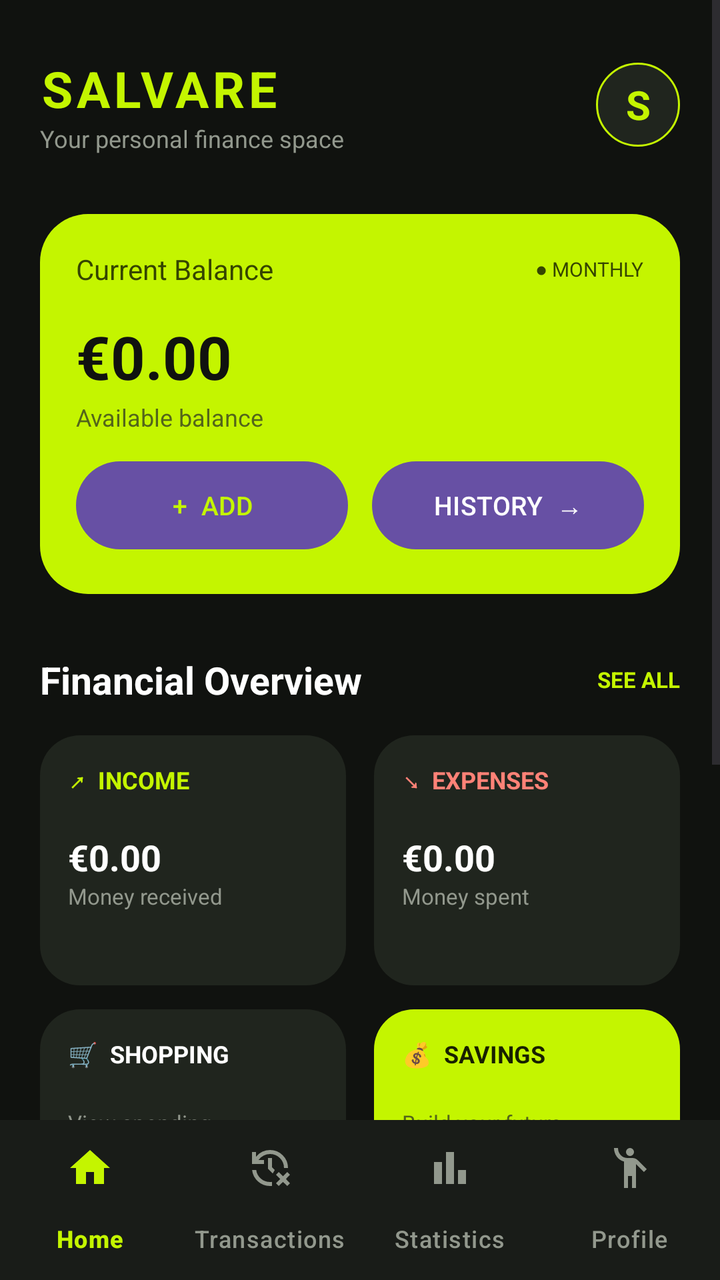
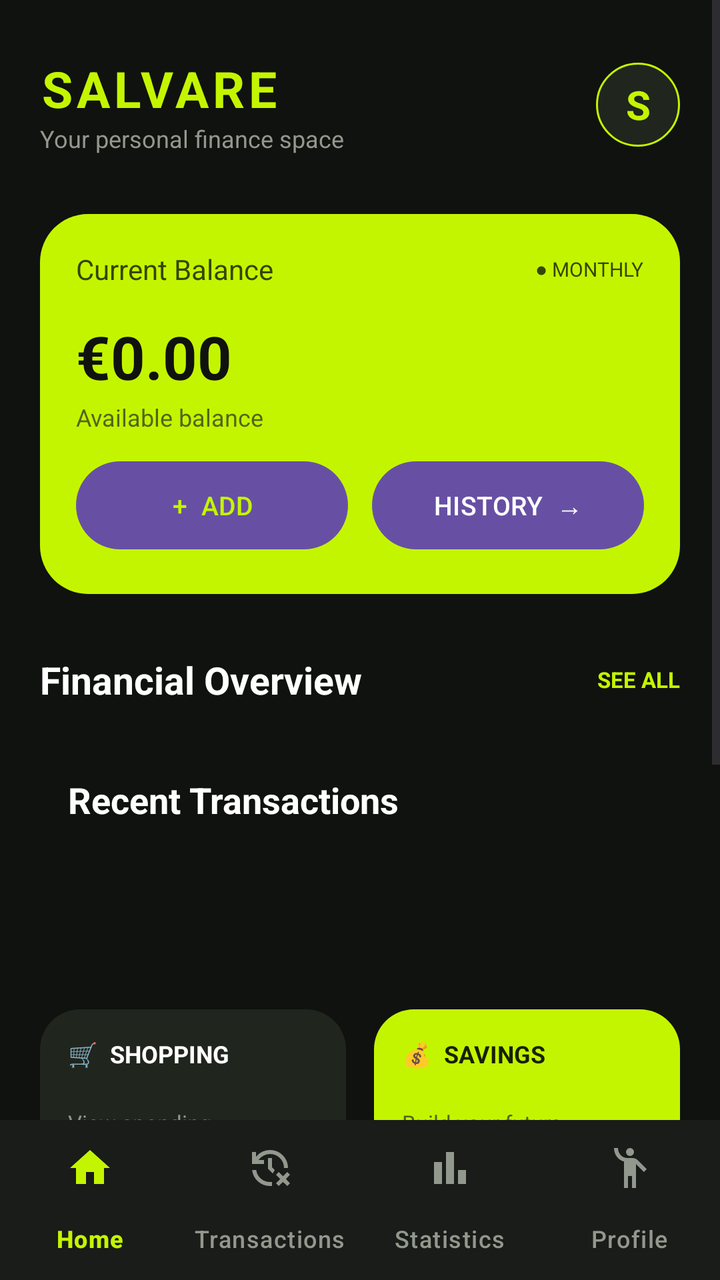

Screens rendered from an Android XML layout before and after an edit, with the pre-edit source and the edit as a unified diff.
<!-- AndroidManifest.xml: application theme Theme.SALVAre -->
<!-- res/layout/activity_main.xml -->
<?xml version="1.0" encoding="utf-8"?>
<LinearLayout
    xmlns:android="http://schemas.android.com/apk/res/android"
    xmlns:app="http://schemas.android.com/apk/res-auto"
    android:layout_width="match_parent"
    android:layout_height="match_parent"
    android:orientation="vertical"
    android:background="#10120F">

    
    <ScrollView
        android:layout_width="match_parent"
        android:layout_height="0dp"
        android:layout_weight="1"
        android:background="#10120F"
        android:fillViewport="true">

        <LinearLayout
            android:layout_width="match_parent"
            android:layout_height="wrap_content"
            android:orientation="vertical"
            android:padding="20dp">

            
            <LinearLayout
                android:layout_width="match_parent"
                android:layout_height="65dp"
                android:gravity="center_vertical"
                android:orientation="horizontal">

                <LinearLayout
                    android:layout_width="0dp"
                    android:layout_height="wrap_content"
                    android:layout_weight="1"
                    android:orientation="vertical">

                    <TextView
                        android:layout_width="wrap_content"
                        android:layout_height="wrap_content"
                        android:text="SALVARE"
                        android:textColor="#C4F500"
                        android:textSize="25sp"
                        android:textStyle="bold"
                        android:letterSpacing="0.08" />

                    <TextView
                        android:layout_width="wrap_content"
                        android:layout_height="wrap_content"
                        android:text="Your personal finance space"
                        android:textColor="#92988D"
                        android:textSize="12sp" />

                </LinearLayout>

                <TextView
                    android:layout_width="42dp"
                    android:layout_height="42dp"
                    android:background="@drawable/bg_avatar"
                    android:gravity="center"
                    android:text="S"
                    android:textColor="#C4F500"
                    android:textSize="20sp"
                    android:textStyle="bold" />

            </LinearLayout>

            
            <LinearLayout
                android:layout_width="match_parent"
                android:layout_height="wrap_content"
                android:minHeight="190dp"
                android:layout_marginTop="22dp"
                android:background="@drawable/bg_balance_card"
                android:orientation="vertical"
                android:padding="18dp">

                <LinearLayout
                    android:layout_width="match_parent"
                    android:layout_height="wrap_content"
                    android:gravity="center_vertical"
                    android:orientation="horizontal">

                    <TextView
                        android:layout_width="0dp"
                        android:layout_height="wrap_content"
                        android:layout_weight="1"
                        android:text="Current Balance"
                        android:textColor="#354500"
                        android:textSize="14sp" />

                    <TextView
                        android:layout_width="wrap_content"
                        android:layout_height="wrap_content"
                        android:text="● MONTHLY"
                        android:textColor="#354500"
                        android:textSize="10sp" />

                </LinearLayout>

                <TextView
                    android:id="@+id/balanceText"
                    android:layout_width="match_parent"
                    android:layout_height="wrap_content"
                    android:layout_marginTop="14dp"
                    android:text="€0.00"
                    android:textColor="#10120F"
                    android:textSize="30sp"
                    android:textStyle="bold"
                    android:singleLine="true"
                    android:autoSizeTextType="uniform"
                    android:autoSizeMinTextSize="21sp"
                    android:autoSizeMaxTextSize="30sp"
                    android:autoSizeStepGranularity="1sp" />

                <TextView
                    android:layout_width="wrap_content"
                    android:layout_height="wrap_content"
                    android:layout_marginTop="2dp"
                    android:text="Available balance"
                    android:textColor="#53651A"
                    android:textSize="12sp" />

                
                <LinearLayout
                    android:layout_width="match_parent"
                    android:layout_height="44dp"
                    android:layout_marginTop="14dp"
                    android:orientation="horizontal">

                    <Button
                        android:id="@+id/addButton"
                        android:layout_width="0dp"
                        android:layout_height="match_parent"
                        android:layout_weight="1"
                        android:layout_marginEnd="6dp"
                        android:background="@drawable/bg_dark_button"
                        android:text="+  ADD"
                        android:textAllCaps="false"
                        android:textColor="#C4F500"
                        android:textSize="13sp"
                        android:minHeight="0dp"
                        android:padding="0dp" />

                    <Button
                        android:id="@+id/historyButton"
                        android:layout_width="0dp"
                        android:layout_height="match_parent"
                        android:layout_weight="1"
                        android:layout_marginStart="6dp"
                        android:background="@drawable/bg_dark_button"
                        android:text="HISTORY  →"
                        android:textAllCaps="false"
                        android:textColor="#FFFFFF"
                        android:textSize="13sp"
                        android:minHeight="0dp"
                        android:padding="0dp" />

                </LinearLayout>

            </LinearLayout>

            
            <LinearLayout
                android:layout_width="match_parent"
                android:layout_height="wrap_content"
                android:layout_marginTop="30dp"
                android:gravity="center_vertical"
                android:orientation="horizontal">

                <TextView
                    android:layout_width="0dp"
                    android:layout_height="wrap_content"
                    android:layout_weight="1"
                    android:text="Financial Overview"
                    android:textColor="#FFFFFF"
                    android:textSize="19sp"
                    android:textStyle="bold" />

                <TextView
                    android:layout_width="wrap_content"
                    android:layout_height="wrap_content"
                    android:text="SEE ALL"
                    android:textColor="#C4F500"
                    android:textSize="11sp"
                    android:textStyle="bold" />

            </LinearLayout>

            
            <LinearLayout
                android:layout_width="match_parent"
                android:layout_height="wrap_content"
                android:layout_marginTop="15dp"
                android:orientation="horizontal">

                
                <LinearLayout
                    android:layout_width="0dp"
                    android:layout_height="125dp"
                    android:layout_weight="1"
                    android:layout_marginEnd="7dp"
                    android:background="@drawable/bg_dark_card"
                    android:orientation="vertical"
                    android:padding="14dp">

                    <TextView
                        android:layout_width="wrap_content"
                        android:layout_height="wrap_content"
                        android:text="↗  INCOME"
                        android:textColor="#C4F500"
                        android:textSize="12sp"
                        android:textStyle="bold" />

                    <TextView
                        android:id="@+id/incomeText"
                        android:layout_width="match_parent"
                        android:layout_height="wrap_content"
                        android:layout_marginTop="18dp"
                        android:text="€0.00"
                        android:textColor="#FFFFFF"
                        android:textSize="18sp"
                        android:textStyle="bold"
                        android:singleLine="true"
                        android:autoSizeTextType="uniform"
                        android:autoSizeMinTextSize="14sp"
                        android:autoSizeMaxTextSize="18sp"
                        android:autoSizeStepGranularity="1sp" />

                    <TextView
                        android:layout_width="wrap_content"
                        android:layout_height="wrap_content"
                        android:text="Money received"
                        android:textColor="#92988D"
                        android:textSize="11sp" />

                </LinearLayout>

                
                <LinearLayout
                    android:layout_width="0dp"
                    android:layout_height="125dp"
                    android:layout_weight="1"
                    android:layout_marginStart="7dp"
                    android:background="@drawable/bg_dark_card"
                    android:orientation="vertical"
                    android:padding="14dp">

                    <TextView
                        android:layout_width="wrap_content"
                        android:layout_height="wrap_content"
                        android:text="↘  EXPENSES"
                        android:textColor="#FF8277"
                        android:textSize="12sp"
                        android:textStyle="bold" />

                    <TextView
                        android:id="@+id/expenseText"
                        android:layout_width="match_parent"
                        android:layout_height="wrap_content"
                        android:layout_marginTop="18dp"
                        android:text="€0.00"
                        android:textColor="#FFFFFF"
                        android:textSize="18sp"
                        android:textStyle="bold"
                        android:singleLine="true"
                        android:autoSizeTextType="uniform"
                        android:autoSizeMinTextSize="14sp"
                        android:autoSizeMaxTextSize="18sp"
                        android:autoSizeStepGranularity="1sp" />

                    <TextView
                        android:layout_width="wrap_content"
                        android:layout_height="wrap_content"
                        android:text="Money spent"
                        android:textColor="#92988D"
                        android:textSize="11sp" />

                </LinearLayout>

            </LinearLayout>

            
            <LinearLayout
                android:layout_width="match_parent"
                android:layout_height="wrap_content"
                android:layout_marginTop="12dp"
                android:orientation="horizontal">

                
                <LinearLayout
                    android:layout_width="0dp"
                    android:layout_height="115dp"
                    android:layout_weight="1"
                    android:layout_marginEnd="7dp"
                    android:background="@drawable/bg_dark_card"
                    android:orientation="vertical"
                    android:padding="14dp">

                    <TextView
                        android:layout_width="wrap_content"
                        android:layout_height="wrap_content"
                        android:text="🛒  SHOPPING"
                        android:textColor="#FFFFFF"
                        android:textSize="12sp"
                        android:textStyle="bold" />

                    <TextView
                        android:layout_width="wrap_content"
                        android:layout_height="wrap_content"
                        android:layout_marginTop="19dp"
                        android:text="View spending"
                        android:textColor="#92988D"
                        android:textSize="11sp" />

                </LinearLayout>

                
                <LinearLayout
                    android:layout_width="0dp"
                    android:layout_height="115dp"
                    android:layout_weight="1"
                    android:layout_marginStart="7dp"
                    android:background="@drawable/bg_lime_card"
                    android:orientation="vertical"
                    android:padding="14dp">

                    <TextView
                        android:layout_width="wrap_content"
                        android:layout_height="wrap_content"
                        android:text="💰  SAVINGS"
                        android:textColor="#182000"
                        android:textSize="12sp"
                        android:textStyle="bold" />

                    <TextView
                        android:layout_width="wrap_content"
                        android:layout_height="wrap_content"
                        android:layout_marginTop="19dp"
                        android:text="Build your future"
                        android:textColor="#53651A"
                        android:textSize="11sp" />

                </LinearLayout>

            </LinearLayout>

            
            <LinearLayout
                android:layout_width="match_parent"
                android:layout_height="wrap_content"
                android:layout_marginTop="12dp"
                android:orientation="horizontal">

                
                <LinearLayout
                    android:layout_width="0dp"
                    android:layout_height="115dp"
                    android:layout_weight="1"
                    android:layout_marginEnd="7dp"
                    android:background="@drawable/bg_dark_card"
                    android:orientation="vertical"
                    android:padding="14dp">

                    <TextView
                        android:layout_width="wrap_content"
                        android:layout_height="wrap_content"
                        android:text="🚗  TRANSPORT"
                        android:textColor="#FFFFFF"
                        android:textSize="12sp"
                        android:textStyle="bold" />

                    <TextView
                        android:layout_width="wrap_content"
                        android:layout_height="wrap_content"
                        android:layout_marginTop="19dp"
                        android:text="Travel expenses"
                        android:textColor="#92988D"
                        android:textSize="11sp" />

                </LinearLayout>

                
                <LinearLayout
                    android:layout_width="0dp"
                    android:layout_height="115dp"
                    android:layout_weight="1"
                    android:layout_marginStart="7dp"
                    android:background="@drawable/bg_dark_card"
                    android:orientation="vertical"
                    android:padding="14dp">

                    <TextView
                        android:layout_width="wrap_content"
                        android:layout_height="wrap_content"
                        android:text="🏠  BILLS"
                        android:textColor="#FFFFFF"
                        android:textSize="12sp"
                        android:textStyle="bold" />

                    <TextView
                        android:layout_width="wrap_content"
                        android:layout_height="wrap_content"
                        android:layout_marginTop="19dp"
                        android:text="Monthly payments"
                        android:textColor="#92988D"
                        android:textSize="11sp" />

                </LinearLayout>

            </LinearLayout>

            
            <TextView
                android:layout_width="match_parent"
                android:layout_height="wrap_content"
                android:layout_marginTop="25dp"
                android:layout_marginBottom="15dp"
                android:gravity="center"
                android:text="SALVARE  •  SAVE SMARTER, LIVE BETTER"
                android:textColor="#697267"
                android:textSize="10sp"
                android:letterSpacing="0.08" />

        </LinearLayout>

    </ScrollView>

    
    <com.google.android.material.bottomnavigation.BottomNavigationView
        android:id="@+id/bottomNavigation"
        android:layout_width="match_parent"
        android:layout_height="wrap_content"
        android:background="#191C18"
        app:itemIconTint="@color/nav_item_color"
        app:itemTextColor="@color/nav_item_color"
        app:labelVisibilityMode="labeled"
        app:menu="@menu/bottom_nav_menu" />

</LinearLayout>
<!-- resources referenced by this layout -->
<resources>
  <!-- drawable bg_avatar (drawable) -->
  <?xml version="1.0" encoding="utf-8"?>
  <shape xmlns:android="http://schemas.android.com/apk/res/android">
      <solid android:color="#20251E"/>
      <corners android:radius="50dp"/>
      <stroke
          android:width="1dp"
          android:color="#C4F500"/>
  </shape>
  <!-- drawable bg_balance_card (drawable) -->
  <?xml version="1.0" encoding="utf-8"?>
  <shape xmlns:android="http://schemas.android.com/apk/res/android">
      <solid android:color="#C4F500"/>
      <corners android:radius="24dp"/>
  </shape>
  <!-- drawable bg_dark_button (drawable) -->
  <?xml version="1.0" encoding="utf-8"?>
  <shape xmlns:android="http://schemas.android.com/apk/res/android">
      <solid android:color="#171D13"/>
      <corners android:radius="30dp"/>
  </shape>
  <!-- drawable bg_dark_card (drawable) -->
  <?xml version="1.0" encoding="utf-8"?>
  <shape xmlns:android="http://schemas.android.com/apk/res/android">
      <solid android:color="#20251E"/>
      <corners android:radius="20dp"/>
  </shape>
  <!-- drawable bg_lime_card (drawable) -->
  <?xml version="1.0" encoding="utf-8"?>
  <shape xmlns:android="http://schemas.android.com/apk/res/android">
      <solid android:color="#C4F500"/>
      <corners android:radius="20dp"/>
  </shape>
  <style name="Theme.SALVAre" parent="Base.Theme.SALVAre" />
  <style name="Base.Theme.SALVAre" parent="Theme.Material3.DayNight.NoActionBar">
          
          
      </style>
</resources>

<!-- the commit's change to res/layout/activity_main.xml (unified diff, before → after) -->
@@ -277,6 +277,32 @@
 
                 </LinearLayout>
 
+                <LinearLayout
+                    android:layout_width="match_parent"
+                    android:layout_height="wrap_content"
+                    android:orientation="vertical"
+                    android:layout_marginTop="20dp">
+
+                    <TextView
+                        android:layout_width="match_parent"
+                        android:layout_height="wrap_content"
+                        android:text="Recent Transactions"
+                        android:textColor="#FFFFFF"
+                        android:textSize="18sp"
+                        android:textStyle="bold"
+                        android:layout_marginBottom="12dp" />
+
+                    <LinearLayout
+                        android:id="@+id/recentTransactionsContainer"
+                        android:layout_width="match_parent"
+                        android:layout_height="wrap_content"
+                        android:orientation="vertical" />
+
+                </LinearLayout>
+
+
+
+
             </LinearLayout>
 
             
